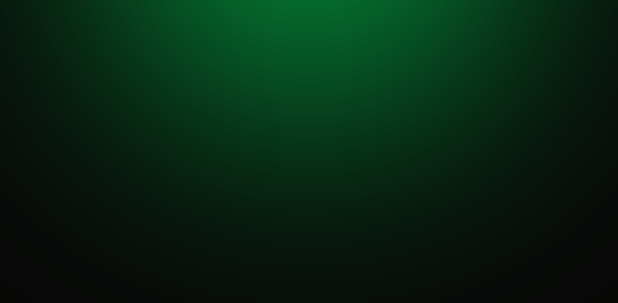
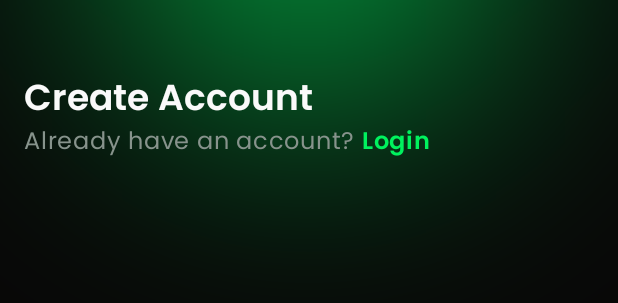
Before and after one commit to GongFu2957/Runique-personal, an Android app built with Jetpack Compose: the @Preview function RegisterScreenPreview, on a phone screen of 412 x 824 dp. Shown: the top 303 px of the screen. Run offline under Robolectric (Android 15) with nearby library versions, the phone set to English and light mode, and no system bars.

Commit message:
250925_2005 Adding RegisterScreen.kt function for clickable text. Modify so it works without using deprecated ClickableText() element

```diff
--- a/auth/presentation/src/main/java/com/gongfu/auth/presentation/register/RegisterScreen.kt
+++ b/auth/presentation/src/main/java/com/gongfu/auth/presentation/register/RegisterScreen.kt
@@ -1,7 +1,28 @@
 package com.gongfu.auth.presentation.register
 
+import androidx.compose.foundation.clickable
+import androidx.compose.foundation.layout.Column
+import androidx.compose.foundation.layout.Spacer
+import androidx.compose.foundation.layout.fillMaxSize
+import androidx.compose.foundation.layout.height
+import androidx.compose.foundation.layout.padding
+import androidx.compose.foundation.rememberScrollState
+import androidx.compose.foundation.text.ClickableText
+import androidx.compose.foundation.verticalScroll
+import androidx.compose.material3.MaterialTheme
+import androidx.compose.material3.Text
 import androidx.compose.runtime.Composable
+import androidx.compose.ui.Modifier
+import androidx.compose.ui.res.stringResource
+import androidx.compose.ui.text.SpanStyle
+import androidx.compose.ui.text.buildAnnotatedString
+import androidx.compose.ui.text.font.FontWeight
+import androidx.compose.ui.text.withStyle
 import androidx.compose.ui.tooling.preview.Preview
+import androidx.compose.ui.unit.dp
+import com.gongfu.core.presentation.designsystem.Poppins
+import com.gongfu.core.presentation.designsystem.R
+import com.gongfu.core.presentation.designsystem.RuniqueGray
 import com.gongfu.core.presentation.designsystem.RuniquepersonalTheme
 import com.gongfu.core.presentation.designsystem.components.GradientBackground
 import org.koin.androidx.compose.koinViewModel
@@ -22,8 +43,56 @@ private fun RegisterScreen(
     state: RegisterState,
     onAction: (RegisterAction) -> Unit
 ) {
-    GradientBackground() {
-
+    GradientBackground {
+        Column(
+            modifier = Modifier
+                .verticalScroll(rememberScrollState())
+                .fillMaxSize()
+                .padding(horizontal = 16.dp)
+                .padding(vertical = 32.dp)
+                .padding(top = 16.dp)
+        ) {
+            Text(
+                text = stringResource(id = R.string.create_account),
+                style = MaterialTheme.typography.headlineMedium
+            )
+            val annotatedString = buildAnnotatedString {
+                withStyle(
+                    style = SpanStyle(
+                    fontFamily = Poppins,
+                    color = RuniqueGray
+                    )
+                ) {
+                    append(stringResource(id = R.string.already_have_an_account) + " ")
+                    pushStringAnnotation(
+                        tag = "clickable_text",
+                        annotation = stringResource(id = R.string.login)
+                    )
+                    withStyle(
+                        style = SpanStyle(
+                            fontWeight = FontWeight.SemiBold,
+                            color = MaterialTheme.colorScheme.primary,
+                            fontFamily = Poppins
+                        )
+                    ) {
+                        append(stringResource(id = R.string.login))
+                    }
+                }
+            }
+            Text(
+                modifier = Modifier.clickable {
+                    val annotatedText = annotatedString.getStringAnnotations(
+                        tag = "clickable_text",
+                        start = 0,
+                        end = annotatedString.length
+                    ).firstOrNull()?.let {
+                        onAction(RegisterAction.OnLoginClick)
+                    }
+                },
+                text = annotatedString
+            )
+            Spacer(modifier = Modifier.height(48.dp))
+        }
     }
 }
 
--- a/core/presentation/designsystem/src/main/res/values/strings.xml
+++ b/core/presentation/designsystem/src/main/res/values/strings.xml
@@ -5,4 +5,7 @@
     <string name="runique_description">Track your runs, set goals and achieve fitness milestones with our intuitive app.</string>
     <string name="sign_up">Sign up</string>
     <string name="sign_in">Sign in</string>
+    <string name="create_account">Create Account</string>
+    <string name="already_have_an_account">Already have an account?</string>
+    <string name="login">Login</string>
 </resources>
--- a/gradle/libs.versions.toml
+++ b/gradle/libs.versions.toml
@@ -1,5 +1,5 @@
 [versions]
-agp = "8.10.1"
+agp = "8.13.0"
 kotlin = "2.0.21"
 coreKtx = "1.16.0"
 junit = "4.13.2"
```
Also changed, not shown: gradle/wrapper/gradle-wrapper.properties.
